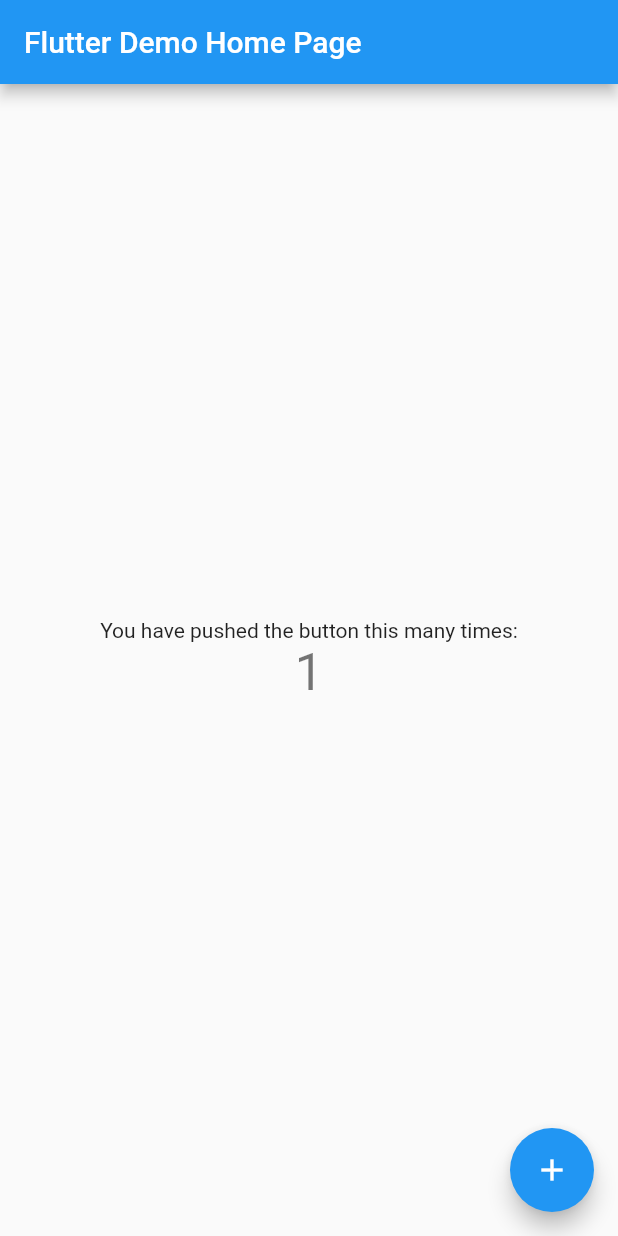
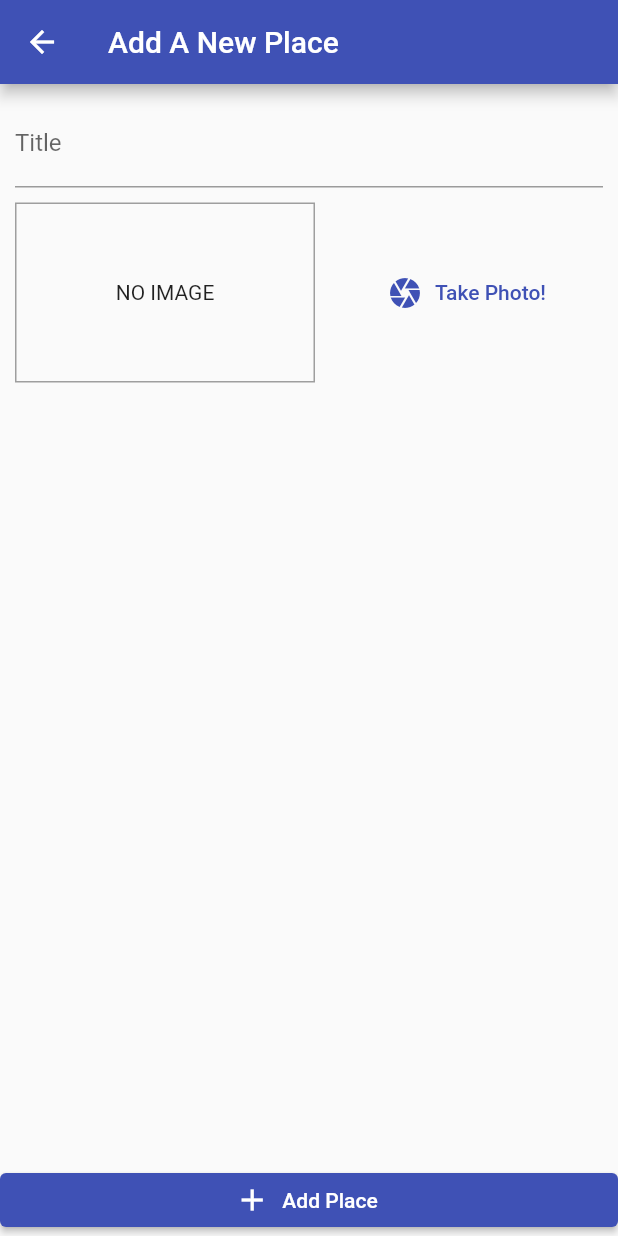
Before and after one commit to donna6355/flutterstudy, a Flutter app: the screen it shows after launch, after a tap on the "add" icon, on a phone screen of 412 x 824 dp. Run offline on Flutter 3.47's test engine with Material 2 defaults, Android fonts, the phone set to English and light mode, and no system bars; network calls fail.

Commit message:
imginput draft

```diff
--- a/native_practice/lib/main.dart
+++ b/native_practice/lib/main.dart
@@ -1,4 +1,8 @@
 import 'package:flutter/material.dart';
+import 'package:provider/provider.dart';
+import './providers/great_places.dart';
+import './screens/place_list.dart';
+import './screens/add_place.dart';
 
 void main() {
   runApp(MyApp());
@@ -8,106 +12,19 @@
   // This widget is the root of your application.
   @override
   Widget build(BuildContext context) {
-    return MaterialApp(
-      title: 'Flutter Demo',
-      theme: ThemeData(
-        // This is the theme of your application.
-        //
-        // Try running your application with "flutter run". You'll see the
-        // application has a blue toolbar. Then, without quitting the app, try
-        // changing the primarySwatch below to Colors.green and then invoke
-        // "hot reload" (press "r" in the console where you ran "flutter run",
-        // or simply save your changes to "hot reload" in a Flutter IDE).
-        // Notice that the counter didn't reset back to zero; the application
-        // is not restarted.
-        primarySwatch: Colors.blue,
+    return ChangeNotifierProvider(
+      create: (context) => GreatPlaces(),
+      child: MaterialApp(
+        title: 'Great Places',
+        theme: ThemeData(
+          primarySwatch: Colors.indigo,
+          accentColor: Colors.amber,
+        ),
+        home: PlaceList(),
+        routes: {
+          '/addplace': (ctx) => AddPlace(),
+        },
       ),
-      home: MyHomePage(title: 'Flutter Demo Home Page'),
     );
   }
 }
-
-class MyHomePage extends StatefulWidget {
-  MyHomePage({Key? key, required this.title}) : super(key: key);
-
-  // This widget is the home page of your application. It is stateful, meaning
-  // that it has a State object (defined below) that contains fields that affect
-  // how it looks.
-
-  // This class is the configuration for the state. It holds the values (in this
-  // case the title) provided by the parent (in this case the App widget) and
-  // used by the build method of the State. Fields in a Widget subclass are
-  // always marked "final".
-
-  final String title;
-
-  @override
-  _MyHomePageState createState() => _MyHomePageState();
-}
-
-class _MyHomePageState extends State<MyHomePage> {
-  int _counter = 0;
-
-  void _incrementCounter() {
-    setState(() {
-      // This call to setState tells the Flutter framework that something has
-      // changed in this State, which causes it to rerun the build method below
-      // so that the display can reflect the updated values. If we changed
-      // _counter without calling setState(), then the build method would not be
-      // called again, and so nothing would appear to happen.
-      _counter++;
-    });
-  }
-
-  @override
-  Widget build(BuildContext context) {
-    // This method is rerun every time setState is called, for instance as done
-    // by the _incrementCounter method above.
-    //
-    // The Flutter framework has been optimized to make rerunning build methods
-    // fast, so that you can just rebuild anything that needs updating rather
-    // than having to individually change instances of widgets.
-    return Scaffold(
-      appBar: AppBar(
-        // Here we take the value from the MyHomePage object that was created by
-        // the App.build method, and use it to set our appbar title.
-        title: Text(widget.title),
-      ),
-      body: Center(
-        // Center is a layout widget. It takes a single child and positions it
-        // in the middle of the parent.
-        child: Column(
-          // Column is also a layout widget. It takes a list of children and
-          // arranges them vertically. By default, it sizes itself to fit its
-          // children horizontally, and tries to be as tall as its parent.
-          //
-          // Invoke "debug painting" (press "p" in the console, choose the
-          // "Toggle Debug Paint" action from the Flutter Inspector in Android
-          // Studio, or the "Toggle Debug Paint" command in Visual Studio Code)
-          // to see the wireframe for each widget.
-          //
-          // Column has various properties to control how it sizes itself and
-          // how it positions its children. Here we use mainAxisAlignment to
-          // center the children vertically; the main axis here is the vertical
-          // axis because Columns are vertical (the cross axis would be
-          // horizontal).
-          mainAxisAlignment: MainAxisAlignment.center,
-          children: <Widget>[
-            Text(
-              'You have pushed the button this many times:',
-            ),
-            Text(
-              '$_counter',
-              style: Theme.of(context).textTheme.headline4,
-            ),
-          ],
-        ),
-      ),
-      floatingActionButton: FloatingActionButton(
-        onPressed: _incrementCounter,
-        tooltip: 'Increment',
-        child: Icon(Icons.add),
-      ), // This trailing comma makes auto-formatting nicer for build methods.
-    );
-  }
-}
--- /dev/null
+++ b/native_practice/lib/providers/great_places.dart
@@ -0,0 +1,10 @@
+import 'package:flutter/foundation.dart';
+import './place.dart';
+
+class GreatPlaces with ChangeNotifier {
+  List<Place> _items = [];
+
+  List<Place> get items {
+    return [..._items];
+  }
+}
--- /dev/null
+++ b/native_practice/lib/providers/place.dart
@@ -0,0 +1,23 @@
+import 'dart:io';
+
+class PlaceLocation {
+  final double latitude;
+  final double longitude;
+  final String address;
+
+  PlaceLocation(
+      {required this.latitude, required this.longitude, this.address = ''});
+}
+
+class Place {
+  final String id;
+  final String title;
+  final PlaceLocation location;
+  final File image;
+
+  Place(
+      {required this.id,
+      required this.title,
+      required this.location,
+      required this.image});
+}
--- /dev/null
+++ b/native_practice/lib/screens/add_place.dart
@@ -0,0 +1,45 @@
+import 'package:flutter/material.dart';
+import './input_img.dart';
+
+class AddPlace extends StatefulWidget {
+  @override
+  _AddPlaceState createState() => _AddPlaceState();
+}
+
+class _AddPlaceState extends State<AddPlace> {
+  final _titleCont = TextEditingController();
+
+  @override
+  Widget build(BuildContext context) {
+    return Scaffold(
+        appBar: AppBar(
+          title: Text('Add A New Place'),
+        ),
+        body: Column(
+          crossAxisAlignment: CrossAxisAlignment.stretch,
+          children: [
+            Expanded(
+              child: SingleChildScrollView(
+                child: Padding(
+                  padding: const EdgeInsets.all(10.0),
+                  child: Column(
+                    children: [
+                      TextField(
+                        decoration: InputDecoration(labelText: 'Title'),
+                        controller: _titleCont,
+                      ),
+                      SizedBox(height: 10),
+                      InputImg(),
+                    ],
+                  ),
+                ),
+              ),
+            ),
+            ElevatedButton.icon(
+                onPressed: () {},
+                icon: Icon(Icons.add),
+                label: Text('Add Place')),
+          ],
+        ));
+  }
+}
--- /dev/null
+++ b/native_practice/lib/screens/input_img.dart
@@ -0,0 +1,42 @@
+import 'package:flutter/material.dart';
+import 'dart:io';
+
+class InputImg extends StatefulWidget {
+  @override
+  _InputImgState createState() => _InputImgState();
+}
+
+class _InputImgState extends State<InputImg> {
+  File? _storedImg; //To make nullable add ? behind type!
+  // var _storedImg also works
+  @override
+  Widget build(BuildContext context) {
+    return Row(
+      children: [
+        Container(
+          width: 200,
+          height: 120,
+          decoration: BoxDecoration(
+            border: Border.all(
+              width: 1,
+              color: Colors.grey,
+            ),
+          ),
+          alignment: Alignment.center,
+          child: _storedImg != null
+              ? Image.file(_storedImg!,
+                  fit: BoxFit.cover, width: double.infinity)
+              : Text('NO IMAGE'),
+        ),
+        SizedBox(width: 10),
+        Expanded(
+          child: TextButton.icon(
+            onPressed: () {},
+            icon: Icon(Icons.camera),
+            label: Text('Take Photo!'),
+          ),
+        )
+      ],
+    );
+  }
+}
--- /dev/null
+++ b/native_practice/lib/screens/place_list.dart
@@ -0,0 +1,23 @@
+import 'package:flutter/material.dart';
+
+class PlaceList extends StatelessWidget {
+  @override
+  Widget build(BuildContext context) {
+    return Scaffold(
+      appBar: AppBar(
+        title: Text('Your Places'),
+        actions: <Widget>[
+          IconButton(
+            onPressed: () {
+              Navigator.of(context).pushNamed('/addplace');
+            },
+            icon: Icon(Icons.add),
+          ),
+        ],
+      ),
+      body: Center(
+        child: CircularProgressIndicator(),
+      ),
+    );
+  }
+}
--- a/native_practice/pubspec.yaml
+++ b/native_practice/pubspec.yaml
@@ -23,6 +23,7 @@
 dependencies:
   flutter:
     sdk: flutter
+  provider: ^6.0.0
 
 
   # The following adds the Cupertino Icons font to your application.
```
Also changed, not shown: native_practice/lib/screens/place_detail.dart (added), native_practice/pubspec.lock.
